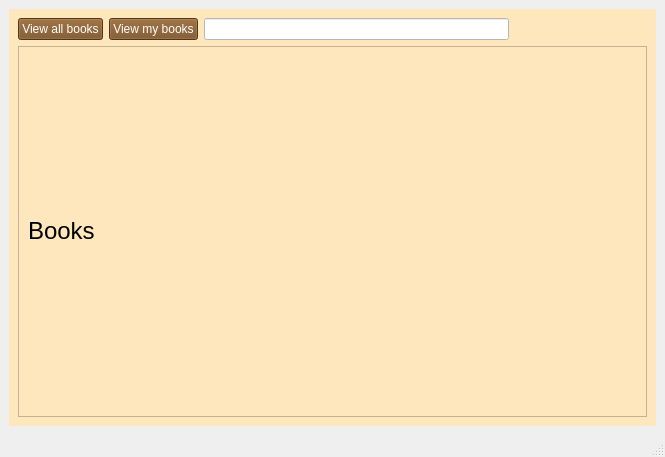
Above: client/src/mainwindow.ui from Dargoswwwe/smc-library before the change. Below: the same form after it.
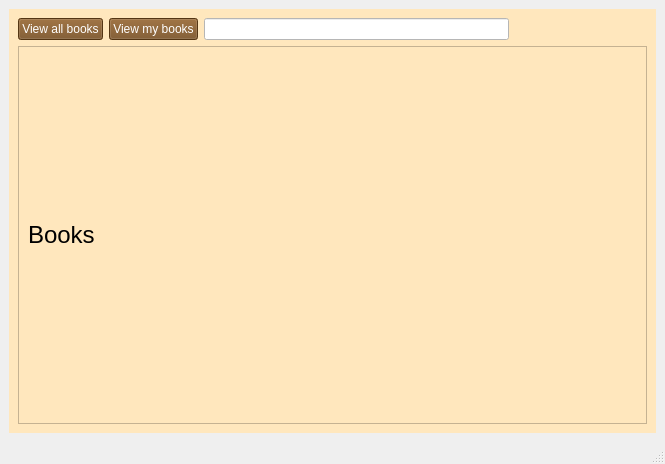
That is the form after the change. The open tabs and pages were chosen to show the change. Icons and pictures are not drawn.

Commit message: Save book instead of reference, and make the book details window actually show the book's info

The edit to the form file:
```diff
--- a/client/src/mainwindow.ui
+++ b/client/src/mainwindow.ui
@@ -7,7 +7,7 @@
     <x>0</x>
     <y>0</y>
     <width>665</width>
-    <height>457</height>
+    <height>464</height>
    </rect>
   </property>
   <property name="sizePolicy">
@@ -32,11 +32,6 @@
         <verstretch>0</verstretch>
        </sizepolicy>
       </property>
-      <property name="font">
-       <font>
-        <pointsize>4</pointsize>
-       </font>
-      </property>
       <property name="currentIndex">
        <number>0</number>
       </property>
@@ -701,8 +696,8 @@
               <rect>
                <x>0</x>
                <y>0</y>
-               <width>617</width>
-               <height>318</height>
+               <width>85</width>
+               <height>48</height>
               </rect>
              </property>
              <layout class="QVBoxLayout" name="verticalLayout_4">
```
Left out of the diff: 2 changed lines with no effect on the pictures. The commit also changes 7 other files.
